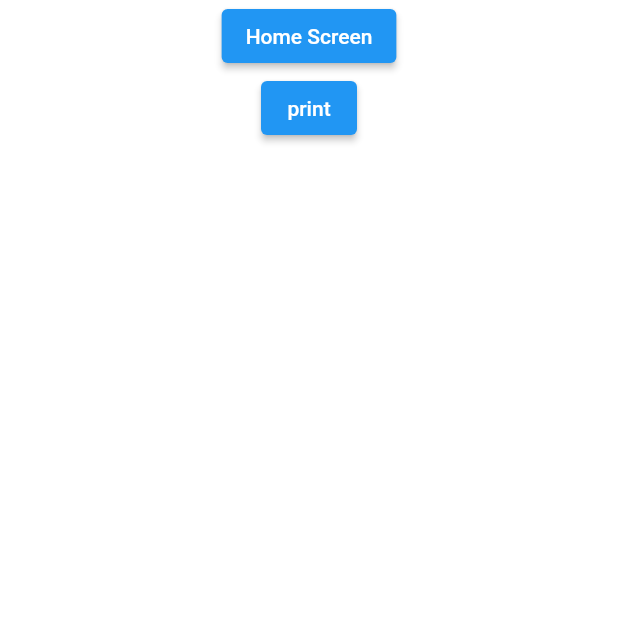
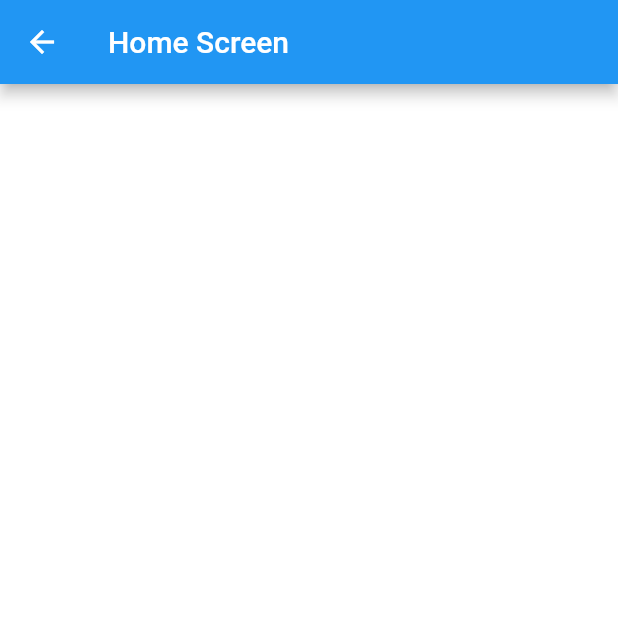
Before and after one commit to Abdallah-Abdalmonem/ChatBot_app, a Flutter app: the HomeScreen screen opened by its route, on a phone screen of 412 x 824 dp, the top half of it. Run offline on Flutter 3.47's test engine with Material 2 defaults, Android fonts, the phone set to English and light mode, and no system bars; our stand-ins replace get; missing offline and left inert: flutter_facebook_auth; accounts and stored records are empty.

Commit message:
fix some spelling

```diff
--- a/lib/views/screens/home_screen.dart
+++ b/lib/views/screens/home_screen.dart
@@ -19,25 +19,12 @@ class HomeScreen extends StatelessWidget {
     GetPostsControllerImp controller = Get.put(GetPostsControllerImp());
     return Scaffold(
       backgroundColor: AppColor.white,
-      body: SafeArea(
-        child: Center(
-          child: Column(
-            children: [
-              ElevatedButton(
-                child: Text('Home Screen'),
-                onPressed: () async {
-                  controller.getPosts();
-                  Get.to(PostsScreen());
-                },
-              ),
-              ElevatedButton(
-                child: Text('print'),
-                onPressed: () async {
-                  controller.getPosts();
-                },
-              ),
-            ],
-          ),
+      appBar: AppBar(
+        title: Text("Home Screen"),
+      ),
+      body: Center(
+        child: Column(
+          children: [],
         ),
       ),
     );
```
